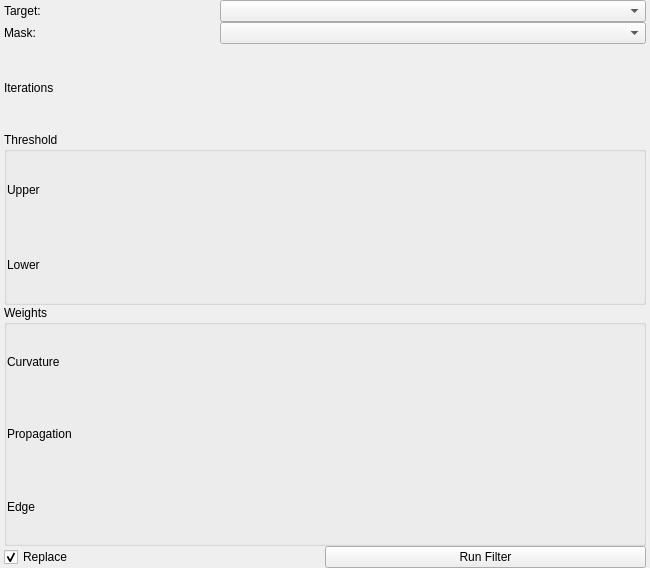
Above: src/Interface/ToolInterface/ThresholdSegmentationLSFilterInterface.ui from SCIInstitute/Seg3D before the change. Below: the same form after it.
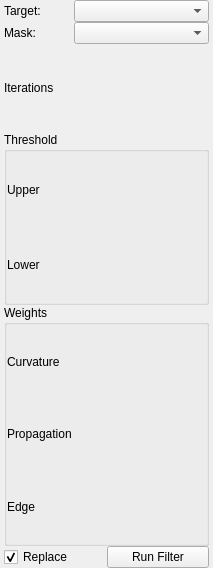
That is the form after the change.

What changed in the file:
```diff
--- a/src/Interface/ToolInterface/ThresholdSegmentationLSFilterInterface.ui
+++ b/src/Interface/ToolInterface/ThresholdSegmentationLSFilterInterface.ui
@@ -6,12 +6,12 @@
    <rect>
     <x>0</x>
     <y>0</y>
-    <width>650</width>
+    <width>213</width>
     <height>568</height>
    </rect>
   </property>
   <property name="sizePolicy">
-   <sizepolicy hsizetype="Preferred" vsizetype="Fixed">
+   <sizepolicy hsizetype="Expanding" vsizetype="Fixed">
     <horstretch>0</horstretch>
     <verstretch>0</verstretch>
    </sizepolicy>
```
